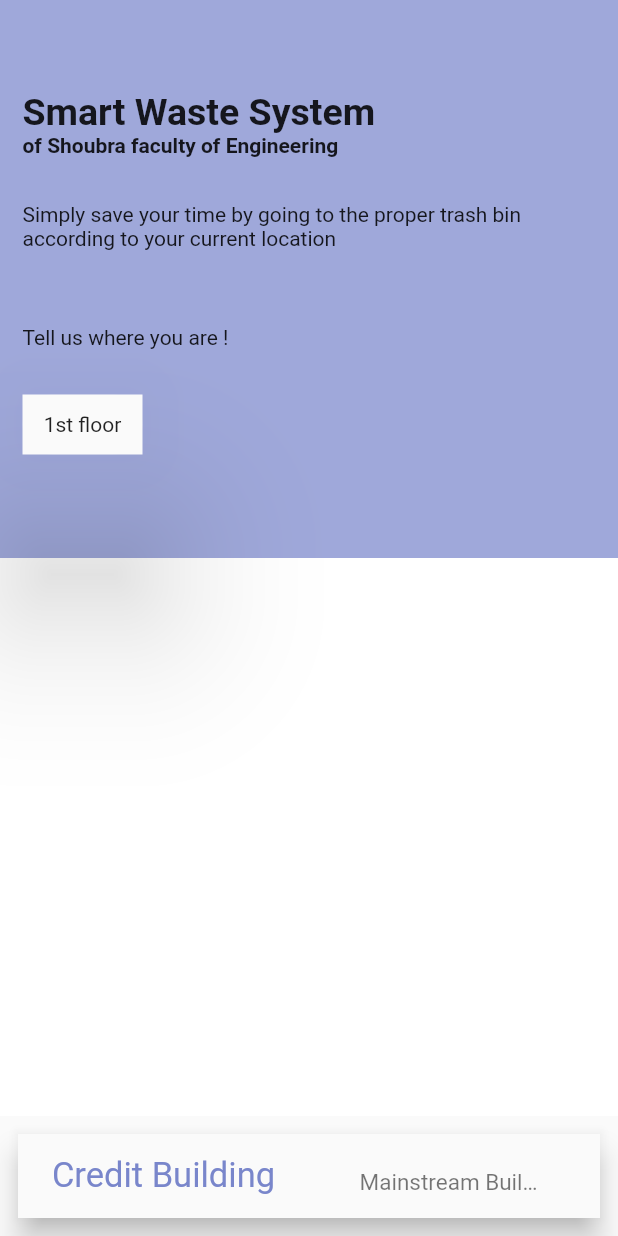
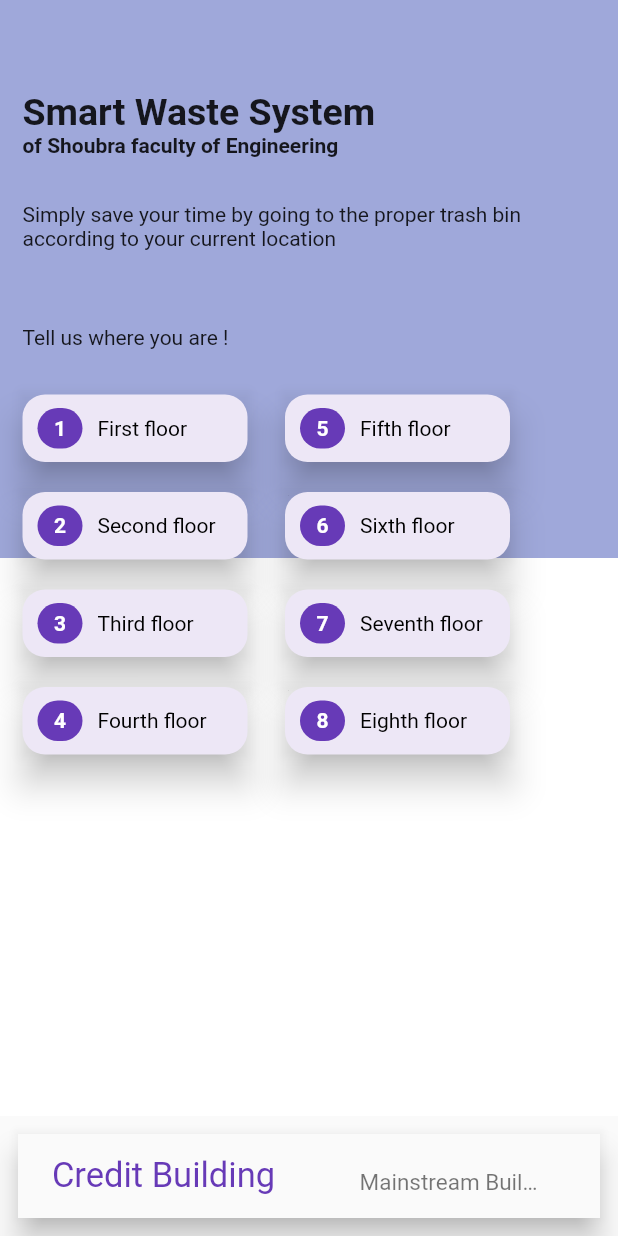
Before and after one commit to MooShaaban/flutter_course, a Flutter app: the screen it shows after launch, on a phone screen of 412 x 824 dp. Run offline on Flutter 3.47's test engine with Material 2 defaults, Android fonts, the phone set to English and light mode, and no system bars; our stand-ins replace sqflite; accounts and stored records are empty.

Commit message:
PC commit

```diff
--- a/lib/modules/bmi/bmi_screen.dart
+++ b/lib/modules/bmi/bmi_screen.dart
@@ -34,7 +34,11 @@ class _BmiScreenState extends State<BmiScreen> {
                 mainAxisAlignment: MainAxisAlignment.center,
                 children: [
                   Expanded(
+                    child: Material(
+                      color: Colors.transparent,
+                      elevation: 15.0,
                       child: GestureDetector(
+
                         onTap: (){
                           setState(() {
                             isMale = true;
@@ -62,6 +66,7 @@ class _BmiScreenState extends State<BmiScreen> {
                                     fontWeight: FontWeight.bold, fontSize: 25.0),
                               ),
                             ],
+                          ),
                         ),
                       ),
                     ),
--- a/lib/modules/credit_building.dart
+++ b/lib/modules/credit_building.dart
@@ -1,7 +1,7 @@
 import 'package:flutter/material.dart';
 
-class creditBuilding extends StatelessWidget {
-  const creditBuilding({Key? key}) : super(key: key);
+class CreditBuilding extends StatelessWidget {
+  const CreditBuilding({Key? key}) : super(key: key);
 
   @override
   Widget build(BuildContext context) {
@@ -32,52 +32,120 @@ class creditBuilding extends StatelessWidget {
           child: Column(
             crossAxisAlignment: CrossAxisAlignment.start,
             children: [
-              SizedBox(height: 45.0,),
-              Text(
+              const SizedBox(height: 45.0,),
+              const Text(
                 'Smart Waste System',
                 style: TextStyle(
                   fontSize: 25.0,
                   fontWeight: FontWeight.bold,
                 ),
               ),
-              Text(
+              const Text(
                 'of Shoubra faculty of Engineering',
                 style: TextStyle(
 
                   fontWeight: FontWeight.bold
                 ),
               ),
-              SizedBox(height: 30.0,),
-              Text(
+              const SizedBox(height: 30.0,),
+              const Text(
                 'Simply save your time by going to the proper trash bin according to your current location',
                 style: TextStyle(
                 ),
               ),
-              SizedBox(height: 50.0,),
-              Text(
+              const SizedBox(height: 50.0,),
+              const Text(
                 'Tell us where you are !',
                 style: TextStyle(
                 ),
               ),
-              SizedBox(height: 30.0,),
-              Container(
-                width: 80.0,
-                height: 40.0,
-                decoration: BoxDecoration(
-                  borderRadius: BorderRadius.circular(20.0),
-                  color: Colors.white12
+              const SizedBox(height: 30.0,),
+              Row(
+                children: [
+                  Column(
+                    children: [
+                      buildFloorItem(floorNumber: 1, floorName: 'First floor',onTap: (){}),
+                      SizedBox(height: 20.0,),
+                      buildFloorItem(floorNumber: 2, floorName: 'Second floor',onTap: (){}),
+                      SizedBox(height: 20.0,),
+                      buildFloorItem(floorNumber: 3, floorName: 'Third floor',onTap: (){}),
+                      SizedBox(height: 20.0,),
+                      buildFloorItem(floorNumber: 4, floorName: 'Fourth floor',onTap: (){}),
+                    ],
+                  ),
+                  SizedBox(width: 25.0,),
+                  Column(
+                    children: [
+                      buildFloorItem(floorNumber: 5, floorName: 'Fifth floor',onTap: (){}),
+                      SizedBox(height: 20.0,),
+                      buildFloorItem(floorNumber: 6, floorName: 'Sixth floor',onTap: (){}),
+                      SizedBox(height: 20.0,),
+                      buildFloorItem(floorNumber: 7, floorName: 'Seventh floor',onTap: (){}),
+                      SizedBox(height: 20.0,),
+                      buildFloorItem(floorNumber: 8, floorName: 'Eighth floor',onTap: (){}),
+                    ],
+                  ),
+                ],
+              ),
 
-                ),
-                child: Material(
-                  elevation: 50.0,
-                  child: Container(
-                      child: Center(child: Text('1st floor'))),
-                ),
-              ),
             ],
           ),
         ),
       ],
     );
   }
+
+  Widget buildFloorItem ({
+    required int floorNumber,
+    required String floorName,
+    required void Function() onTap,
+}){
+
+    return Material(
+      color: Colors.transparent,
+      elevation: 10.0,
+      child: Container(
+        width: 150.0,
+        height: 45.0,
+        clipBehavior: Clip.antiAliasWithSaveLayer,
+        decoration: BoxDecoration(
+            borderRadius: BorderRadius.circular(15.0),
+            color: Colors.deepPurple[50]
+        ),
+        child: GestureDetector(
+          onTap: onTap,
+          child: Row(
+            mainAxisAlignment: MainAxisAlignment.start,
+            children: [
+              SizedBox(width: 10.0,),
+              Container(
+                width: 30.0,
+                height: 27.0,
+                decoration: BoxDecoration(
+                  color: Colors.deepPurple[500],
+                  borderRadius: BorderRadius.circular(100.0),
+                ),
+                child: Center(
+                  child: Text(
+                    '$floorNumber',
+                    style: TextStyle(
+                        color: Colors.white,
+                        fontWeight: FontWeight.bold
+                    ),
+                  ),
+                ),
+              ),
+              SizedBox(width: 10.0,),
+              Text(
+                '$floorName',
+                style: TextStyle(
+                    color: Colors.black
+                ),
+              ),
+            ],
+          ),
+        ),
+      ),
+    );
+  }
 }
--- a/lib/modules/sws_home.dart
+++ b/lib/modules/sws_home.dart
@@ -1,4 +1,5 @@
 import 'package:flutter/material.dart';
+import 'package:remontada2/modules/mainstream_building.dart';
 
 import 'credit_building.dart';
 
@@ -12,6 +13,10 @@ class SWSHome extends StatefulWidget {
 class _SWSHomeState extends State<SWSHome> {
 
   int screenIndex = 0;
+  List<Widget> screen =[
+    CreditBuilding(),
+    MainStreamBuilding(),
+  ];
 
 
   @override
@@ -36,7 +41,7 @@ class _SWSHomeState extends State<SWSHome> {
             });
 
           },
-          fixedColor: Colors.indigo[300],
+          fixedColor: Colors.deepPurple[500],
           items: [
             BottomNavigationBarItem(
               icon: Container(
@@ -63,7 +68,7 @@ class _SWSHomeState extends State<SWSHome> {
           ],
         ),
       ),
-      body: creditBuilding(),
+      body: screen[screenIndex],
 
     );
   }
```
Also changed, not shown: lib/modules/mainstream_building.dart (+148 -0 lines). Lines whose indentation alone changed are shown as unchanged.
